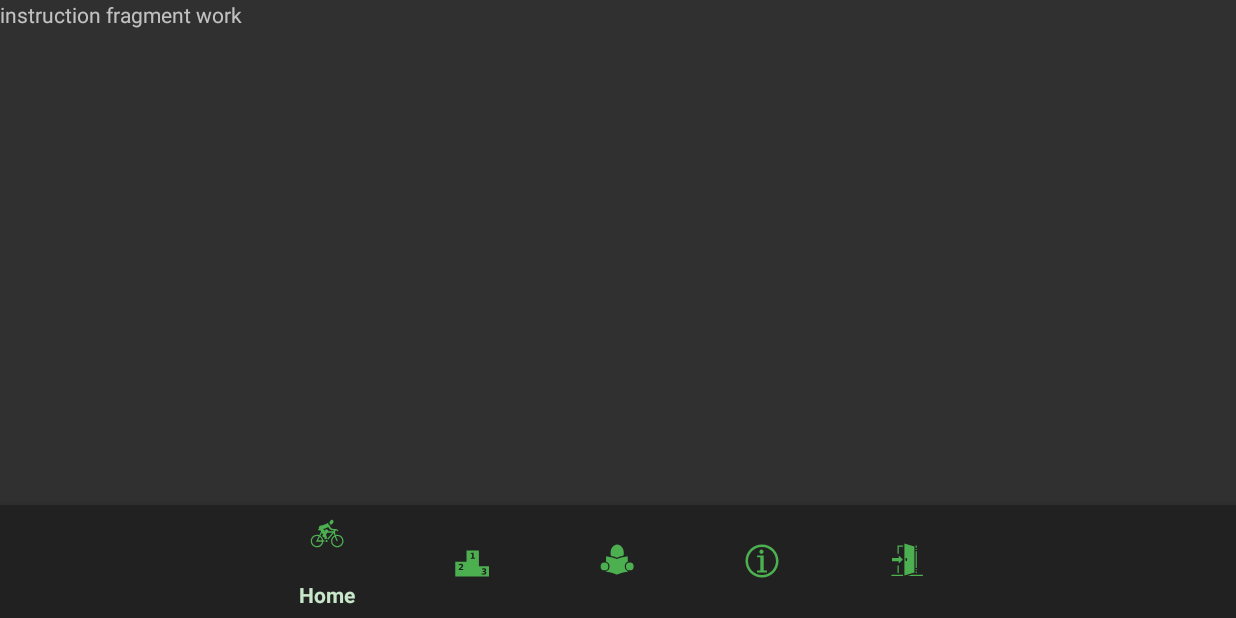
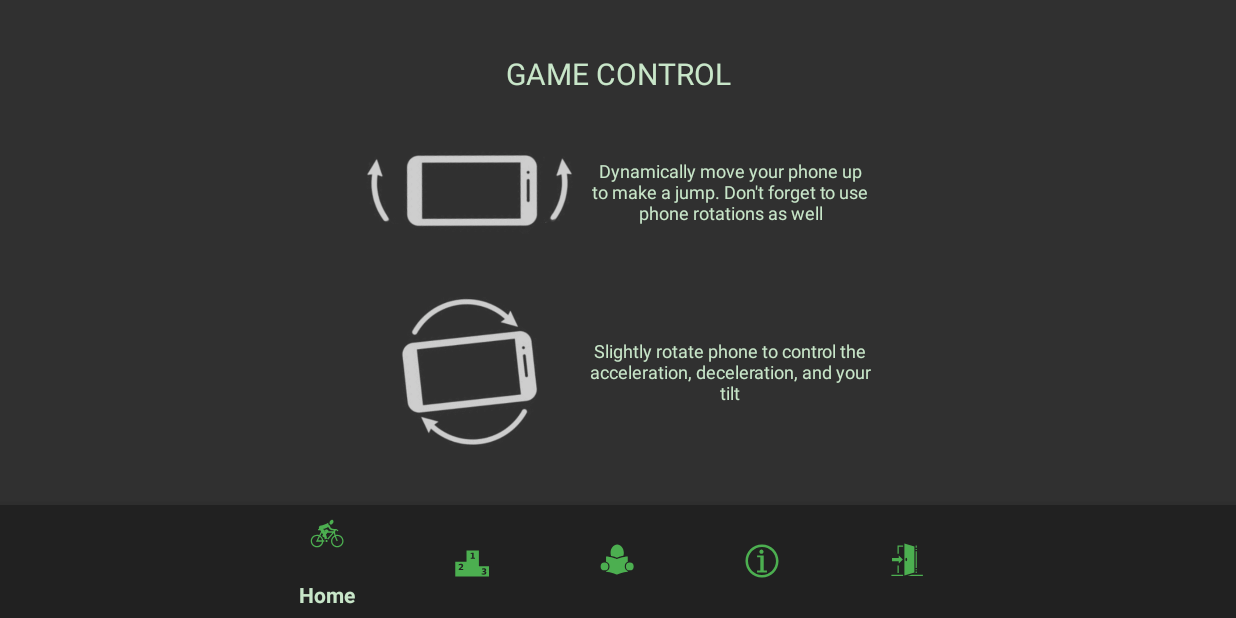
Before and after one commit to Ukasz09/Sick-trucker-android-game, an Android app: the fragment InstructionFragment placed in its activity, on a phone screen of 824 x 412 dp (held sideways). Run offline under Robolectric (Android 15) with nearby library versions, the phone set to English and light mode, and no system bars.

Commit message:
Add content to game instruction fragment

```diff
--- a/app/src/main/res/layout/fragment_instruction.xml
+++ b/app/src/main/res/layout/fragment_instruction.xml
@@ -1,14 +1,76 @@
 <?xml version="1.0" encoding="utf-8"?>
 <FrameLayout xmlns:android="http://schemas.android.com/apk/res/android"
+    xmlns:app="http://schemas.android.com/apk/res-auto"
     xmlns:tools="http://schemas.android.com/tools"
     android:layout_width="match_parent"
     android:layout_height="match_parent"
     tools:context=".InstructionFragment">
 
-    <!-- TODO: Update blank fragment layout -->
-    <TextView
-        android:layout_width="match_parent"
+
+    <LinearLayout
+        android:layout_width="348dp"
         android:layout_height="match_parent"
-        android:text="instruction fragment work" />
+        android:layout_gravity="center"
+        android:orientation="vertical"
+        android:paddingVertical="20dp">
 
+        <TextView
+            android:id="@+id/gameControlHeader"
+            android:layout_width="match_parent"
+            android:layout_height="wrap_content"
+            android:layout_gravity="center"
+            android:paddingVertical="15sp"
+            android:text="GAME CONTROL"
+            android:textAlignment="center"
+            android:textColor="@color/colorPrimaryLight"
+            android:textSize="20sp" />
+
+        <LinearLayout
+            android:layout_width="match_parent"
+            android:layout_height="100dp"
+            android:layout_gravity="center_horizontal"
+            android:orientation="horizontal"
+            android:layout_marginBottom="20dp"
+            >
+
+            <ImageView
+                android:id="@+id/phoneUpImage"
+                android:layout_width="150dp"
+                android:layout_height="match_parent"
+                android:src="@drawable/phone_up" />
+
+            <TextView
+                android:id="@+id/moveUpInstructionText"
+                android:layout_width="match_parent"
+                android:layout_height="wrap_content"
+                android:layout_gravity="center"
+                android:text="Dynamically move your phone up to make a jump. Don't forget to use phone rotations as well"
+                android:textAlignment="center"
+                android:textColor="@color/colorPrimaryLight"
+                android:textSize="12sp" />
+        </LinearLayout>
+
+        <LinearLayout
+            android:layout_width="match_parent"
+            android:layout_height="100dp"
+            android:layout_gravity="center_horizontal"
+            android:orientation="horizontal">
+
+            <ImageView
+                android:id="@+id/phoneRotateImage"
+                android:layout_width="150dp"
+                android:layout_height="match_parent"
+                android:src="@drawable/phone_rotate" />
+
+            <TextView
+                android:id="@+id/rotateInstructionText"
+                android:layout_width="match_parent"
+                android:layout_height="wrap_content"
+                android:layout_gravity="center"
+                android:text="Slightly rotate phone to control the acceleration, deceleration, and your tilt"
+                android:textAlignment="center"
+                android:textColor="@color/colorPrimaryLight"
+                android:textSize="12sp" />
+        </LinearLayout>
+    </LinearLayout>
 </FrameLayout>
```
Also changed, not shown: app/src/main/res/drawable/phone_rotate.png (added), app/src/main/res/drawable/phone_up.png (added).
